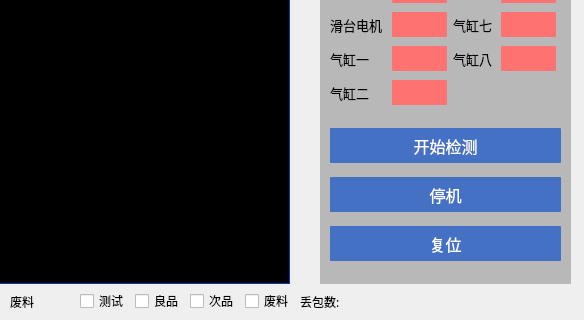
The window that main_page/screencheck.ui (jaueone/Magnetic) describes before a commit, drawn with Qt 5; both pictures show x 430 to 1014 and y 204 to 524 of the 1014 by 524 pixel window.
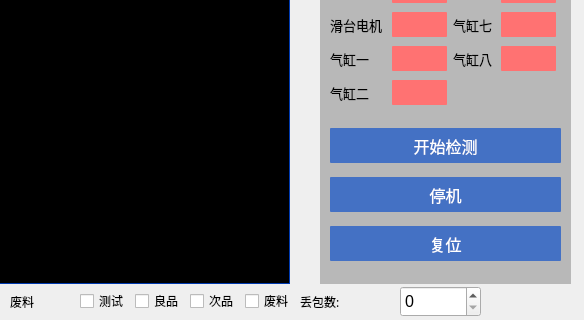
The same window after the commit.

The edit to the form file:
```diff
--- a/main_page/screencheck.ui
+++ b/main_page/screencheck.ui
@@ -1523,7 +1523,7 @@
     <rect>
      <x>510</x>
      <y>490</y>
-     <width>281</width>
+     <width>314</width>
      <height>31</height>
     </rect>
    </property>
@@ -1688,6 +1688,25 @@
     </item>
    </layout>
   </widget>
+  <widget class="QSpinBox" name="spinBox">
+   <property name="geometry">
+    <rect>
+     <x>830</x>
+     <y>490</y>
+     <width>81</width>
+     <height>31</height>
+    </rect>
+   </property>
+   <property name="font">
+    <font>
+     <family>Arial</family>
+     <pointsize>12</pointsize>
+    </font>
+   </property>
+   <property name="maximum">
+    <number>9999</number>
+   </property>
+  </widget>
  </widget>
  <resources/>
  <connections/>
```
